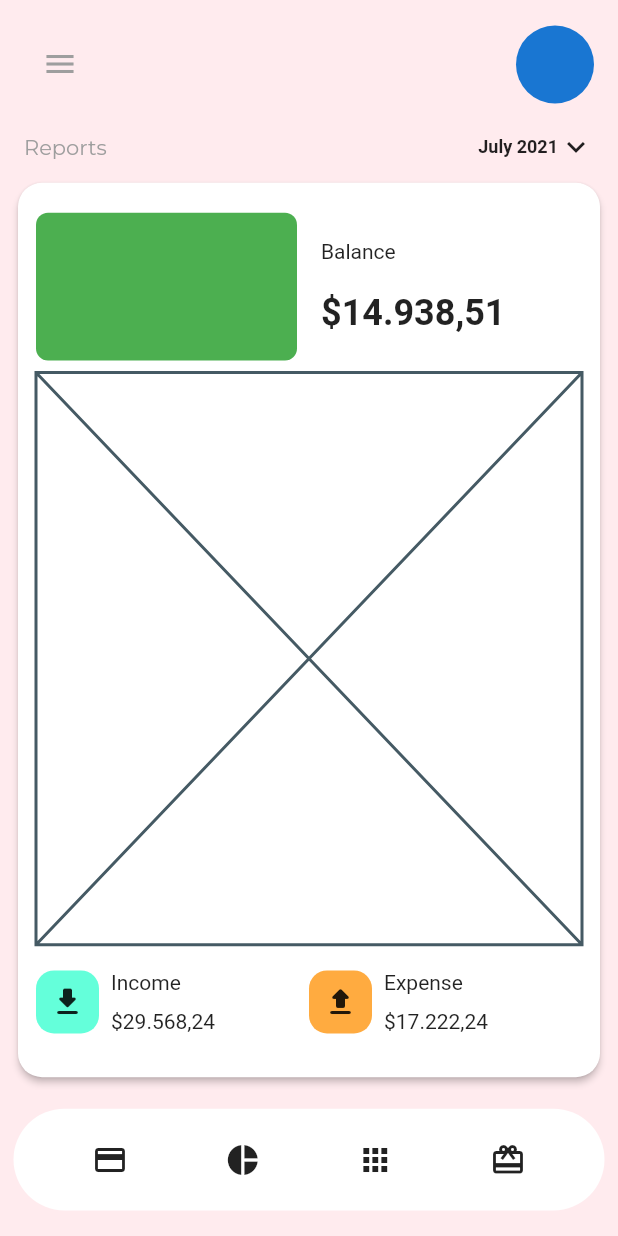
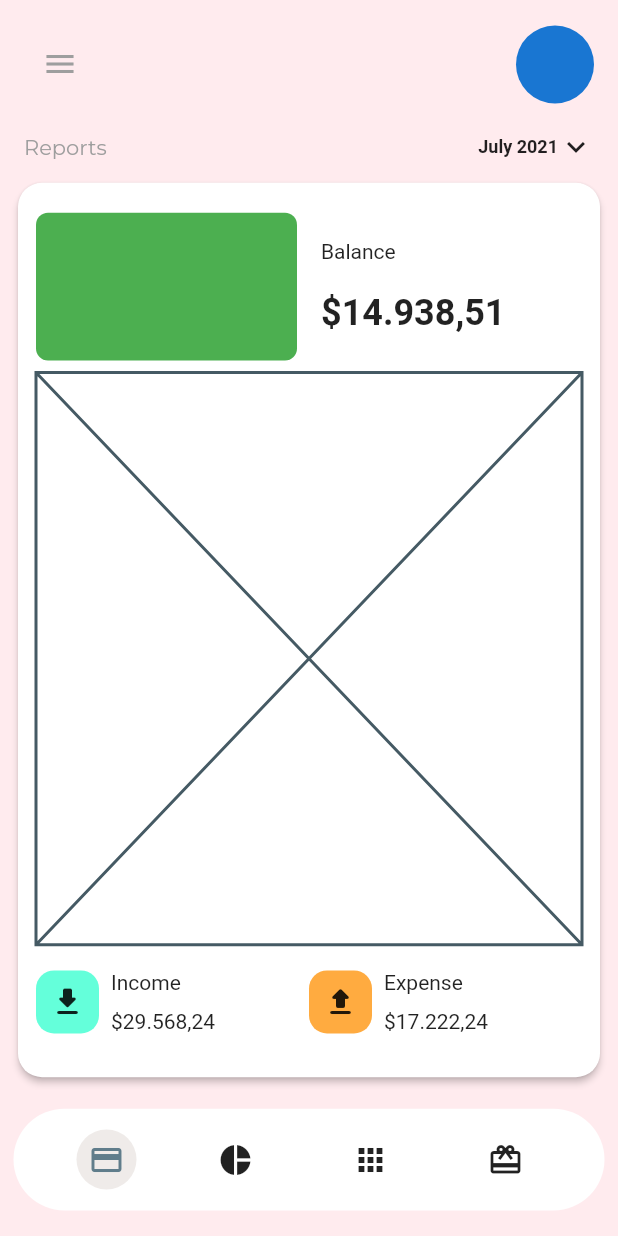
Before and after one commit to JAICHANGPARK/flutter_notebook_11th_story, a Flutter app: the screen it shows after launch, after a tap on the "credit card" icon, on a phone screen of 412 x 824 dp. Run offline on Flutter 3.47's test engine with Material 2 defaults, Android fonts, the phone set to English and light mode, and no system bars; our stand-ins replace backdrop, badges, flutter_inner_drawer, flutter_slidable, flutter_swiper, google_fonts.

Commit message:
Update bank_balance_page.dart

```diff
--- a/lib/ep749_bank_app/ui/bank_balance_page.dart
+++ b/lib/ep749_bank_app/ui/bank_balance_page.dart
@@ -167,7 +167,20 @@ class _BankBalancePageState extends State<BankBalancePage> {
                 child: Row(
                   mainAxisAlignment: MainAxisAlignment.spaceEvenly,
                   children: [
-                    IconButton(
+                    _tabIndex == 0
+                        ? InkWell(
+                            onTap: () {
+                              setState(() {
+                                _tabIndex = 0;
+                              });
+                            },
+                            child: CircleAvatar(
+                              foregroundColor: Colors.blueGrey,
+                              backgroundColor: Colors.brown[50],
+                              child: Icon(Icons.credit_card),
+                            ),
+                          )
+                        : IconButton(
                             onPressed: () {
                               setState(() {
                                 _tabIndex = 0;
```
Lines whose indentation alone changed are shown as unchanged.
